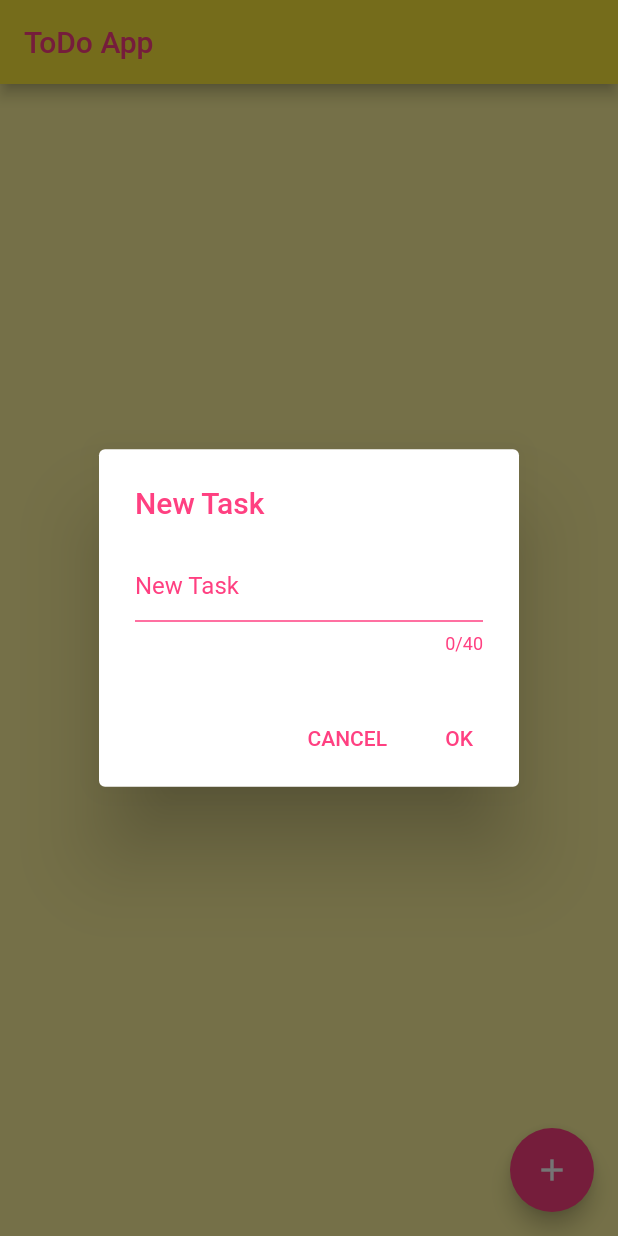
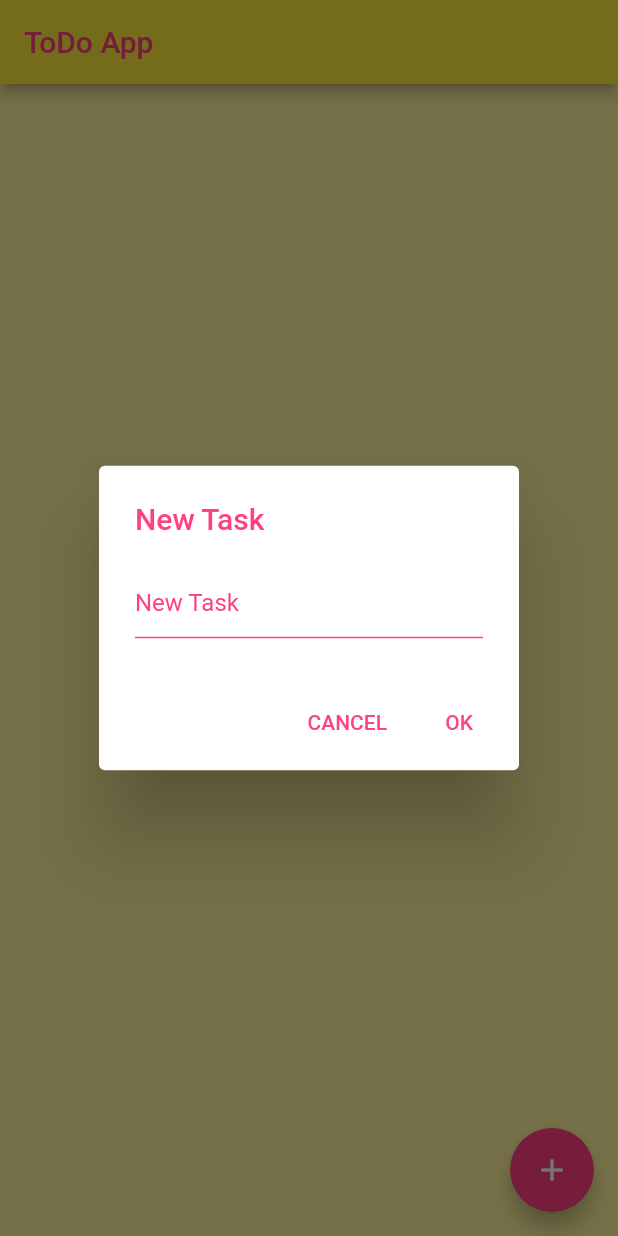
Before and after one commit to Arora-Yash-coder/todo_app, a Flutter app: the screen it shows after launch, after a tap on the "add" icon, on a phone screen of 412 x 824 dp. Run offline on Flutter 3.47's test engine with Material 2 defaults, Android fonts, the light colour scheme and no system bars.

Commit message:
Bug Fixes

```diff
--- a/lib/home.dart
+++ b/lib/home.dart
@@ -46,7 +46,6 @@ class _HomeState extends State<Home> {
               style: TextStyle(color: Colors.pinkAccent),
             ),
             content: TextField(
-              maxLength: 40,
               style: const TextStyle(color: Colors.pinkAccent),
               controller: _textFieldController,
               decoration: const InputDecoration(
--- a/lib/task_item.dart
+++ b/lib/task_item.dart
@@ -30,7 +30,9 @@ class _TaskItemState extends State<TaskItem> {
           value: widget.state,
           activeColor: Colors.pinkAccent,
         ),
-        Text(widget.label),
+        Flexible(
+          child: Text(widget.label),
+        ),
         IconButton(
           color: Colors.pinkAccent,
           splashColor: Colors.pinkAccent.shade100,
--- a/pubspec.yaml
+++ b/pubspec.yaml
@@ -38,6 +38,7 @@ dependencies:
   flutter_launcher_icons: ^0.9.2
 
 dev_dependencies:
+  flutter_lints: ^1.0.4
   flutter_test:
     sdk: flutter
 
```
Also changed, not shown: pubspec.lock, 1 other file.
